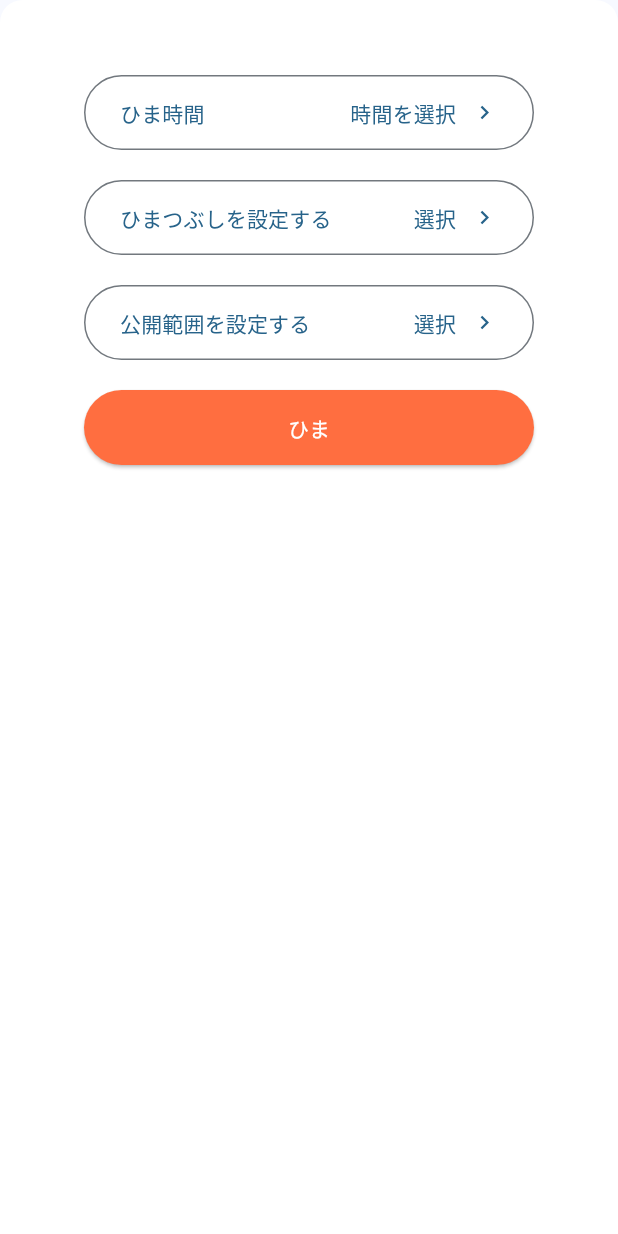
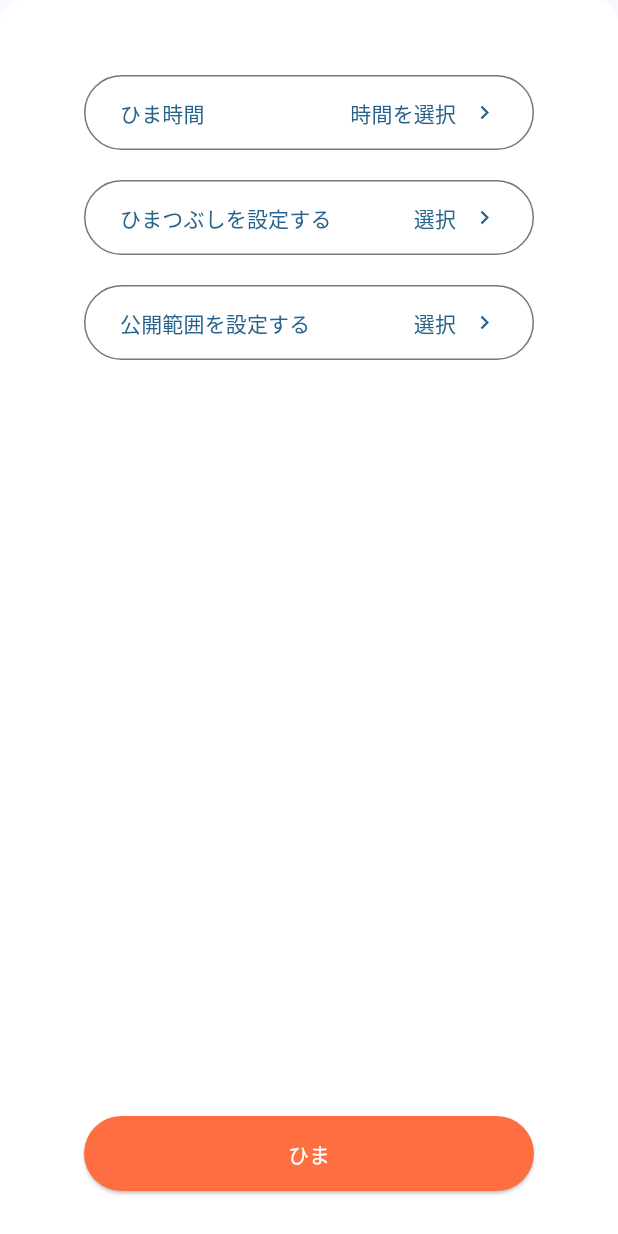
Before and after one commit to horiyu/hi-match, a Flutter app: the HimaModal widget shown alone on an empty page, opened directly, on a phone screen of 412 x 824 dp. Run offline on Flutter 3.47's test engine with Material 3 defaults, Android fonts, the phone set to English and light mode, and no system bars; our stand-ins replace cloud_firestore, firebase_analytics, firebase_auth, firebase_core, flutter_datetime_picker_plus, hooks_riverpod and 1 more; accounts and stored records are empty.

Commit message:
HimaModalウィジェットのSizedBoxをExpandedでラップし、レイアウトを改善

```diff
--- a/lib/hima_modal.dart
+++ b/lib/hima_modal.dart
@@ -188,7 +188,10 @@ class _HimaModalState extends State<HimaModal> {
                 ),
                 onPressed: () {},
               ),
-              const SizedBox(height: 20),
+              // const SizedBox(height: 20),
+              const Expanded(
+                child: SizedBox(height: 20),
+              ),
               Padding(
                 padding: const EdgeInsets.only(bottom: 30),
                 child: Row(
```
